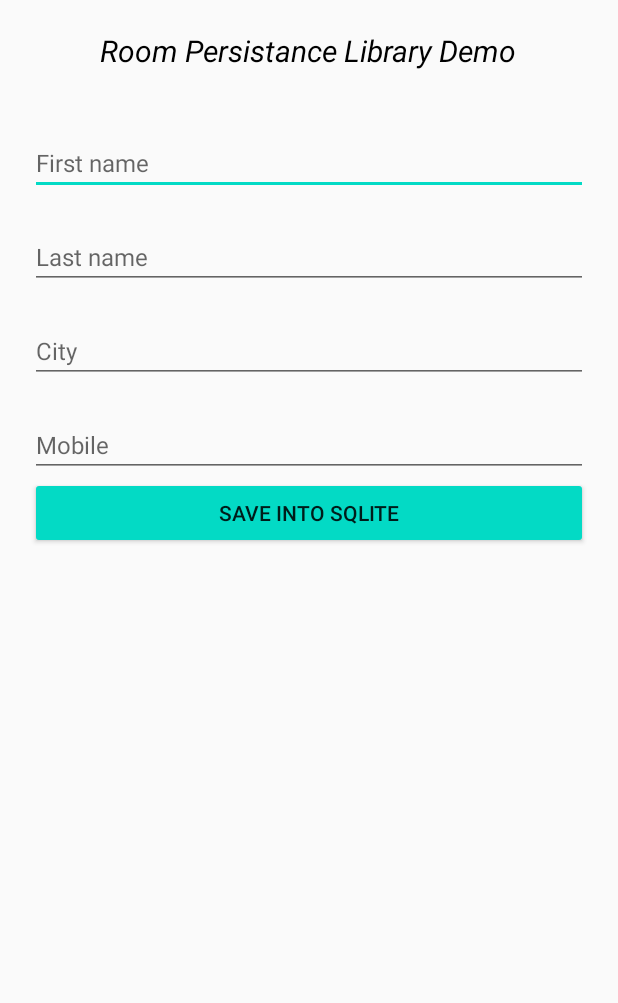
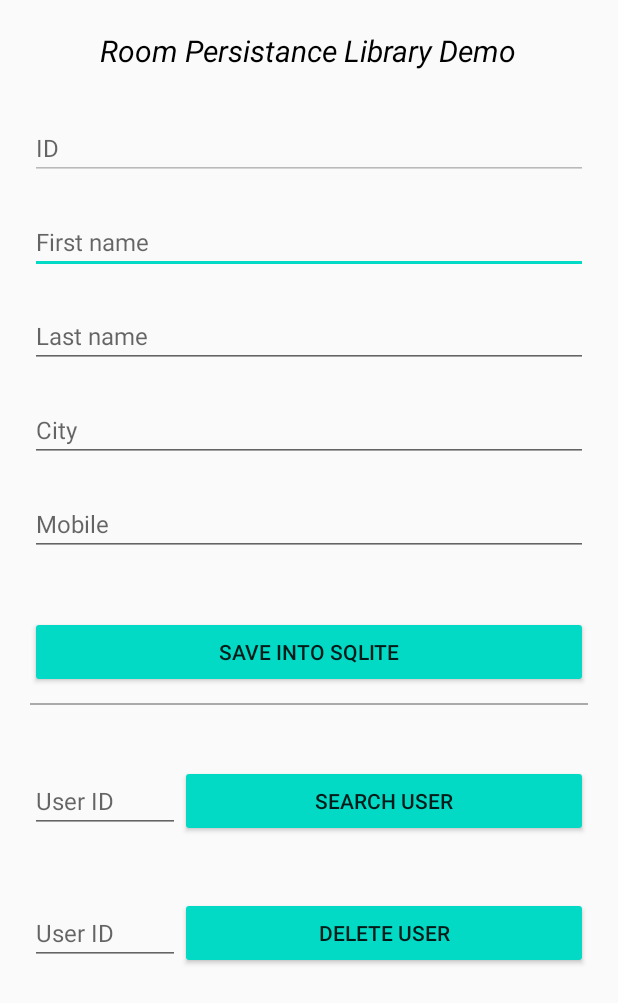
Before and after one commit to HarsimarSingh7337/RoomPersistenceLibraryDemo, an Android app: the layout activity_main.xml on its own in the app's theme, with its tools: preview values and no code run, on a phone screen of 412 x 824 dp. Shown: the top 1003 px of the screen. Run offline under Robolectric (Android 15) with nearby library versions, the phone set to English and light mode, and no system bars.

Commit message:
working with Room and Repository and view model

```diff
--- /dev/null
+++ b/app/src/main/java/com/example/roomlibraryexample/roomlibrary/workerthread/UserDatabaseAsyncTask.kt
@@ -0,0 +1,4 @@
+package com.example.roomlibraryexample.roomlibrary.workerthread
+
+class UserDatabaseAsyncTask {
+}
--- a/app/src/main/res/layout/activity_main.xml
+++ b/app/src/main/res/layout/activity_main.xml
@@ -18,13 +18,23 @@
         android:textStyle="italic"/>
 
     <EditText
+        android:id="@+id/userid"
+        android:layout_width="match_parent"
+        android:layout_height="wrap_content"
+        android:textSize="16sp"
+        android:textColor="@android:color/black"
+        android:hint="ID"
+        android:layout_marginTop="30dp"
+        android:enabled="false"/>
+
+    <EditText
         android:id="@+id/firstname"
         android:layout_width="match_parent"
         android:layout_height="wrap_content"
         android:textSize="16sp"
         android:textColor="@android:color/black"
         android:hint="First name"
-        android:layout_marginTop="40dp"/>
+        android:layout_marginTop="20dp"/>
 
     <EditText
         android:id="@+id/lastname"
@@ -57,6 +67,62 @@
         android:layout_width="match_parent"
         android:layout_height="wrap_content"
         android:text="Save into SQLite"
-        android:backgroundTint="@color/colorAccent"/>
+        android:backgroundTint="@color/colorAccent"
+        android:layout_marginTop="40dp"
+        android:onClick="submitData"/>
+
+    <View
+        android:layout_width="match_parent"
+        android:layout_height="1dp"
+        android:background="@android:color/darker_gray"
+        android:layout_marginTop="10dp"/>
+
+    <LinearLayout
+        android:layout_width="match_parent"
+        android:layout_height="wrap_content"
+        android:orientation="horizontal"
+        android:layout_marginTop="40dp"
+        android:gravity="center">
+
+        <EditText
+            android:id="@+id/searchuserbyid"
+            android:layout_width="100dp"
+            android:layout_height="wrap_content"
+            android:textSize="16sp"
+            android:textColor="@android:color/black"
+            android:hint="User ID" />
+
+        <Button
+            android:layout_width="match_parent"
+            android:layout_height="wrap_content"
+            android:text="Search User"
+            android:backgroundTint="@color/colorAccent"
+            android:onClick="searchUser"/>
+
+    </LinearLayout>
+
+    <LinearLayout
+        android:layout_width="match_parent"
+        android:layout_height="wrap_content"
+        android:orientation="horizontal"
+        android:layout_marginTop="40dp"
+        android:gravity="center">
+
+        <EditText
+            android:id="@+id/deleteuserbyid"
+            android:layout_width="100dp"
+            android:layout_height="wrap_content"
+            android:textSize="16sp"
+            android:textColor="@android:color/black"
+            android:hint="User ID" />
+
+        <Button
+            android:layout_width="match_parent"
+            android:layout_height="wrap_content"
+            android:text="Delete User"
+            android:backgroundTint="@color/colorAccent"
+            android:onClick="deleteUser"/>
+
+    </LinearLayout>
 
 </LinearLayout>
```
Also changed, not shown: app/build.gradle (+8 -1 lines), app/src/main/java/com/example/roomlibraryexample/MainActivity.kt (+59 -1 lines), app/src/main/java/com/example/roomlibraryexample/repository/UserRepository.kt (added, +12 -0 lines), app/src/main/java/com/example/roomlibraryexample/roomlibrary/UserDao.kt (added, +19 -0 lines), app/src/main/java/com/example/roomlibraryexample/roomlibrary/UserDatabase.kt (added, +22 -0 lines), app/src/main/java/com/example/roomlibraryexample/roomlibrary/UserEntity.kt (added, +26 -0 lines), app/src/main/java/com/example/roomlibraryexample/viewmodel/UserViewModel.kt (added, +31 -0 lines).
